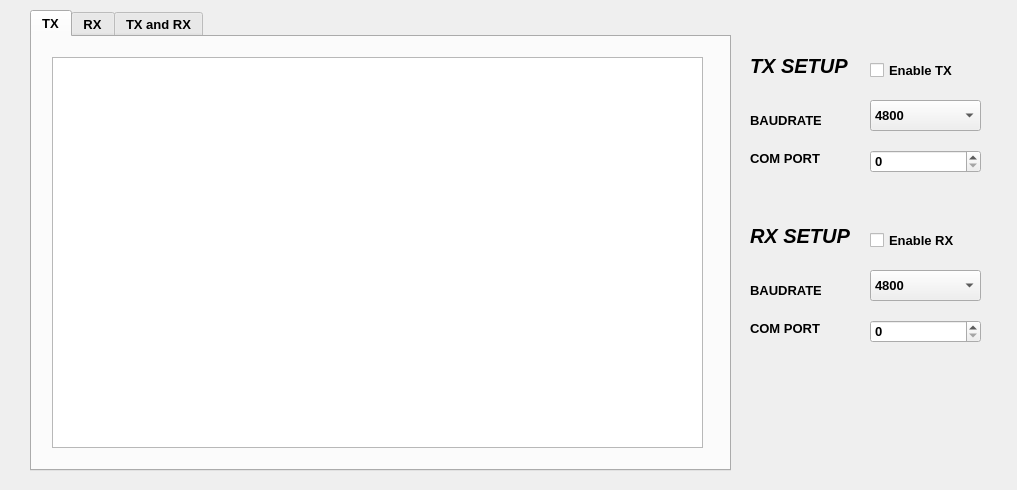
Before: the Qt Designer form uart_sniffer.ui in LeonelNieto/Uart_Sniffer, drawn with Qt 5.
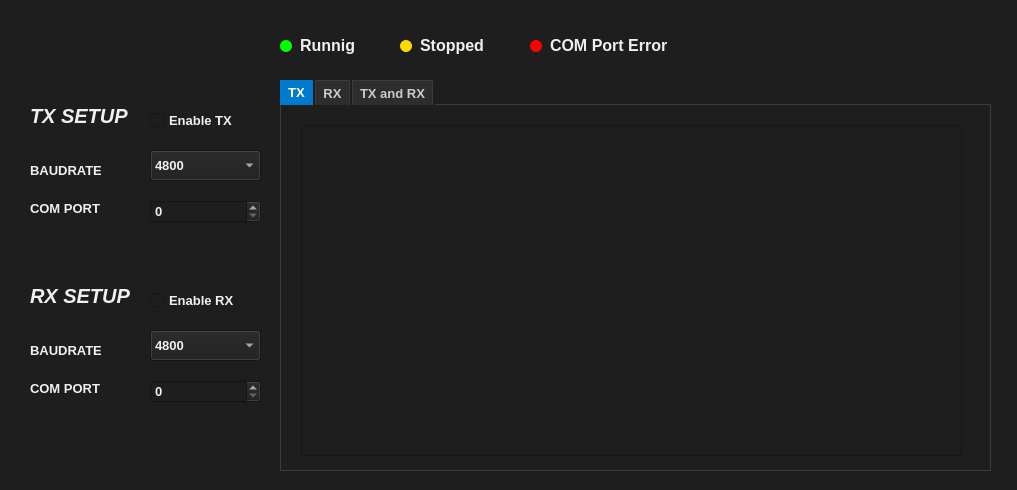
After: the same form once the commit is applied. Icons and pictures are not drawn.

Patch:
```diff
--- a/uart_sniffer.ui
+++ b/uart_sniffer.ui
@@ -17,13 +17,21 @@
    <bool>false</bool>
   </property>
   <widget class="QWidget" name="centralwidget">
+   <property name="styleSheet">
+    <string notr="true">
+QWidget {
+    background-color: #1e1e1e;
+    color: #f0f0f0;
+}
+</string>
+   </property>
    <widget class="QTabWidget" name="tab_uart">
     <property name="geometry">
      <rect>
-      <x>30</x>
-      <y>10</y>
-      <width>701</width>
-      <height>461</height>
+      <x>280</x>
+      <y>80</y>
+      <width>711</width>
+      <height>391</height>
      </rect>
     </property>
     <property name="font">
@@ -33,6 +41,32 @@
       <bold>true</bold>
      </font>
     </property>
+    <property name="styleSheet">
+     <string notr="true">
+QTabBar::tab {
+    background: #2d2d2d;
+    color: #cccccc;
+    padding: 4px 7px;
+    border: 1px solid #3c3c3c;
+    border-bottom: none;
+    border-top-left-radius: 1px;
+    border-top-right-radius: 1px;
+    margin-right: 2px;
+}
+
+QTabBar::tab:selected {
+    background: #007acc; 
+    color: #ffffff;
+    font-weight: bold;
+    border: 1px solid #007acc;
+}
+
+QTabWidget::pane {
+    border: 1px solid #3c3c3c;
+    top: -1px; 
+}
+</string>
+    </property>
     <property name="currentIndex">
      <number>0</number>
     </property>
@@ -45,8 +79,8 @@
        <rect>
         <x>20</x>
         <y>20</y>
-        <width>651</width>
-        <height>391</height>
+        <width>661</width>
+        <height>331</height>
        </rect>
       </property>
      </widget>
@@ -85,10 +119,10 @@
    <widget class="QPushButton" name="btn_start">
     <property name="geometry">
      <rect>
-      <x>760</x>
-      <y>380</y>
-      <width>51</width>
-      <height>51</height>
+      <x>30</x>
+      <y>30</y>
+      <width>36</width>
+      <height>36</height>
      </rect>
     </property>
     <property name="font">
@@ -116,10 +150,10 @@
    <widget class="QPushButton" name="btn_stop">
     <property name="geometry">
      <rect>
-      <x>840</x>
-      <y>380</y>
-      <width>60</width>
-      <height>55</height>
+      <x>100</x>
+      <y>30</y>
+      <width>38</width>
+      <height>38</height>
      </rect>
     </property>
     <property name="font">
@@ -143,8 +177,8 @@
    <widget class="QComboBox" name="cmb_baudrate_tx">
     <property name="geometry">
      <rect>
-      <x>870</x>
-      <y>100</y>
+      <x>150</x>
+      <y>150</y>
       <width>111</width>
       <height>31</height>
      </rect>
@@ -204,8 +238,8 @@
    <widget class="QComboBox" name="cmb_baudrate_rx">
     <property name="geometry">
      <rect>
-      <x>870</x>
-      <y>270</y>
+      <x>150</x>
+      <y>330</y>
       <width>111</width>
       <height>31</height>
      </rect>
@@ -265,8 +299,8 @@
    <widget class="QLabel" name="lb_com_port_tx">
     <property name="geometry">
      <rect>
-      <x>750</x>
-      <y>150</y>
+      <x>30</x>
+      <y>200</y>
       <width>71</width>
       <height>16</height>
      </rect>
@@ -284,8 +318,8 @@
    <widget class="QLabel" name="lb_com_port_rx">
     <property name="geometry">
      <rect>
-      <x>750</x>
-      <y>320</y>
+      <x>30</x>
+      <y>380</y>
       <width>71</width>
       <height>16</height>
      </rect>
@@ -303,8 +337,8 @@
    <widget class="QLabel" name="lb_baudrate_tx">
     <property name="geometry">
      <rect>
-      <x>750</x>
-      <y>110</y>
+      <x>30</x>
+      <y>160</y>
       <width>71</width>
       <height>20</height>
      </rect>
@@ -322,8 +356,8 @@
    <widget class="QLabel" name="lb_baudrate_tx_2">
     <property name="geometry">
      <rect>
-      <x>750</x>
-      <y>280</y>
+      <x>30</x>
+      <y>340</y>
       <width>71</width>
       <height>20</height>
      </rect>
@@ -341,8 +375,8 @@
    <widget class="QLabel" name="lb_baudrate_tx_3">
     <property name="geometry">
      <rect>
-      <x>750</x>
-      <y>220</y>
+      <x>30</x>
+      <y>280</y>
       <width>101</width>
       <height>31</height>
      </rect>
@@ -361,8 +395,8 @@
    <widget class="QLabel" name="lb_setup_tx">
     <property name="geometry">
      <rect>
-      <x>750</x>
-      <y>50</y>
+      <x>30</x>
+      <y>100</y>
       <width>101</width>
       <height>31</height>
      </rect>
@@ -381,8 +415,8 @@
    <widget class="QSpinBox" name="sb_com_port_rx">
     <property name="geometry">
      <rect>
-      <x>870</x>
-      <y>320</y>
+      <x>150</x>
+      <y>380</y>
       <width>111</width>
       <height>23</height>
      </rect>
@@ -397,8 +431,8 @@
    <widget class="QSpinBox" name="sb_com_port_tx">
     <property name="geometry">
      <rect>
-      <x>870</x>
-      <y>150</y>
+      <x>150</x>
+      <y>200</y>
       <width>111</width>
       <height>23</height>
      </rect>
@@ -413,8 +447,8 @@
    <widget class="QCheckBox" name="chk_use_rx">
     <property name="geometry">
      <rect>
-      <x>870</x>
-      <y>230</y>
+      <x>150</x>
+      <y>290</y>
       <width>101</width>
       <height>20</height>
      </rect>
@@ -432,8 +466,8 @@
    <widget class="QCheckBox" name="chk_use_tx">
     <property name="geometry">
      <rect>
-      <x>870</x>
-      <y>60</y>
+      <x>150</x>
+      <y>110</y>
       <width>101</width>
       <height>20</height>
      </rect>
@@ -451,10 +485,10 @@
    <widget class="QPushButton" name="btn_save">
     <property name="geometry">
      <rect>
-      <x>920</x>
-      <y>384</y>
-      <width>61</width>
-      <height>51</height>
+      <x>170</x>
+      <y>30</y>
+      <width>35</width>
+      <height>35</height>
      </rect>
     </property>
     <property name="font">
@@ -475,6 +509,156 @@
      <string/>
     </property>
    </widget>
+   <widget class="QLabel" name="led_runnig">
+    <property name="geometry">
+     <rect>
+      <x>280</x>
+      <y>40</y>
+      <width>12</width>
+      <height>12</height>
+     </rect>
+    </property>
+    <property name="styleSheet">
+     <string notr="true">
+QLabel {
+    background-color: #00ff00;
+    border-radius: 6px;
+    width: 12px;
+    height: 12px;
+}
+
+</string>
+    </property>
+    <property name="text">
+     <string/>
+    </property>
+   </widget>
+   <widget class="QLabel" name="led_stopped">
+    <property name="geometry">
+     <rect>
+      <x>400</x>
+      <y>40</y>
+      <width>12</width>
+      <height>12</height>
+     </rect>
+    </property>
+    <property name="styleSheet">
+     <string notr="true">
+QLabel {
+    background-color: #fedb00;
+    border-radius: 6px;
+    width: 12px;
+    height: 12px;
+}
+
+</string>
+    </property>
+    <property name="text">
+     <string/>
+    </property>
+   </widget>
+   <widget class="QLabel" name="led_error">
+    <property name="geometry">
+     <rect>
+      <x>530</x>
+      <y>40</y>
+      <width>12</width>
+      <height>12</height>
+     </rect>
+    </property>
+    <property name="styleSheet">
+     <string notr="true">
+QLabel {
+    background-color: #fe0000;
+    border-radius: 6px;
+    width: 12px;
+    height: 12px;
+}
+
+</string>
+    </property>
+    <property name="text">
+     <string/>
+    </property>
+   </widget>
+   <widget class="QLabel" name="lb_runnig">
+    <property name="geometry">
+     <rect>
+      <x>300</x>
+      <y>30</y>
+      <width>61</width>
+      <height>31</height>
+     </rect>
+    </property>
+    <property name="font">
+     <font>
+      <family>Segoe UI</family>
+      <pointsize>12</pointsize>
+      <bold>true</bold>
+     </font>
+    </property>
+    <property name="styleSheet">
+     <string notr="true">color: #f0f0f0;
+font-family: 'Segoe UI', sans-serif;
+font-size: 12pt
+</string>
+    </property>
+    <property name="text">
+     <string>Runnig</string>
+    </property>
+   </widget>
+   <widget class="QLabel" name="lb_stopped">
+    <property name="geometry">
+     <rect>
+      <x>420</x>
+      <y>30</y>
+      <width>71</width>
+      <height>31</height>
+     </rect>
+    </property>
+    <property name="font">
+     <font>
+      <family>Segoe UI</family>
+      <pointsize>12</pointsize>
+      <bold>true</bold>
+     </font>
+    </property>
+    <property name="styleSheet">
+     <string notr="true">color: #f0f0f0;
+font-family: 'Segoe UI', sans-serif;
+font-size: 12pt
+</string>
+    </property>
+    <property name="text">
+     <string>Stopped</string>
+    </property>
+   </widget>
+   <widget class="QLabel" name="lb_stopped_2">
+    <property name="geometry">
+     <rect>
+      <x>550</x>
+      <y>30</y>
+      <width>121</width>
+      <height>31</height>
+     </rect>
+    </property>
+    <property name="font">
+     <font>
+      <family>Segoe UI</family>
+      <pointsize>12</pointsize>
+      <bold>true</bold>
+     </font>
+    </property>
+    <property name="styleSheet">
+     <string notr="true">color: #f0f0f0;
+font-family: 'Segoe UI', sans-serif;
+font-size: 12pt
+</string>
+    </property>
+    <property name="text">
+     <string>COM Port Error</string>
+    </property>
+   </widget>
   </widget>
  </widget>
  <resources>
```
Left out of the diff: 8 changed lines with no effect on the pictures.
